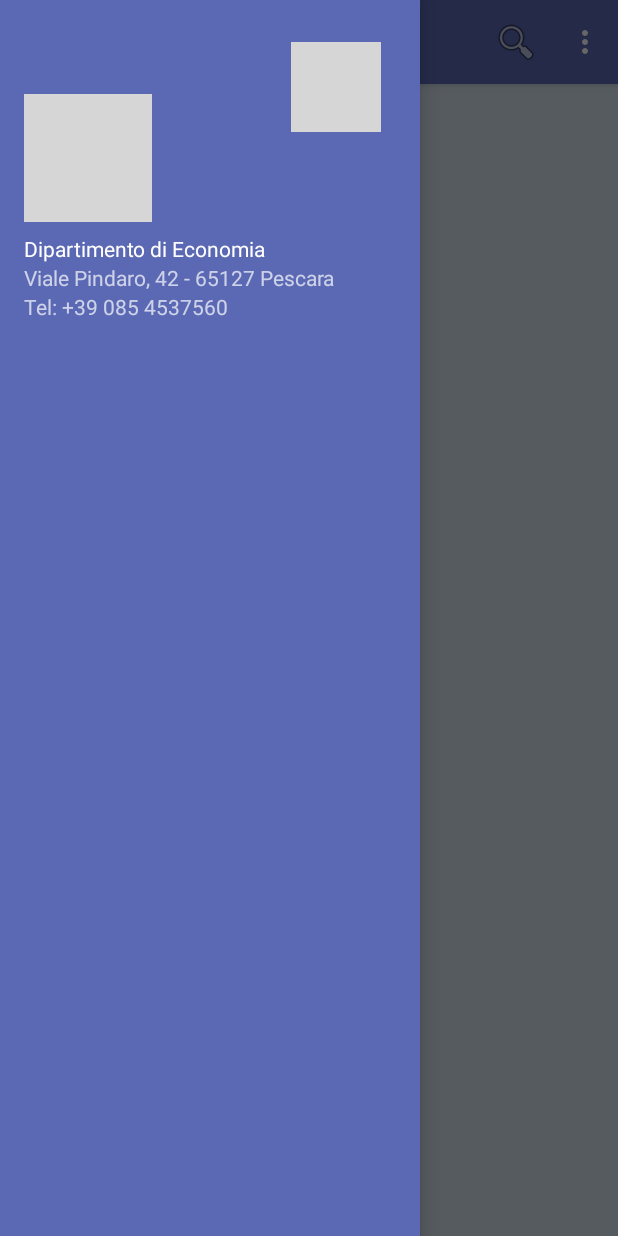
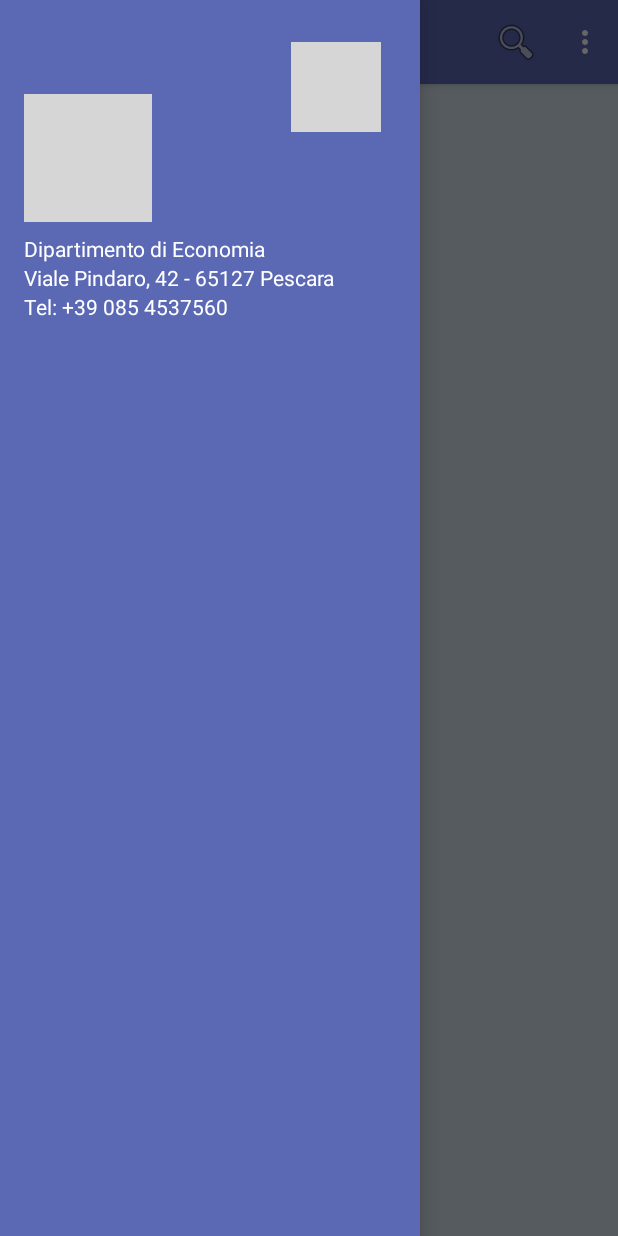
Before and after one commit to sandrossano/unichdec, an Android app: the Persona screen opened directly, with no data from a screen before it, with the side drawer open, on a phone screen of 412 x 824 dp. Run offline under Robolectric (Android 15) with nearby library versions, the phone set to English and light mode, and no system bars; our stand-ins replace Picasso, Volley; network calls fail; pictures from the network do not load; grey boxes are pictures that could not be loaded.

Commit message:
menù, refresh, persona singola, card finiti

```diff
--- a/app/src/main/java/com/example/sandro/dec_dipartimentoeconomia/Persona.java
+++ b/app/src/main/java/com/example/sandro/dec_dipartimentoeconomia/Persona.java
@@ -270,10 +270,15 @@ public class Persona extends AppCompatActivity
             searchView.setSearchableInfo(searchManager.getSearchableInfo(this.getComponentName()));
         }
 
+        searchView.setIconifiedByDefault(false);
         searchView.setIconified(false);
         searchView.setFocusable(true);
-        searchView.clearFocus();
         searchView.setQueryHint("Cerca... ");
+        int searchImgId = this.getResources().getIdentifier("android:id/search_mag_icon", null, null);
+        ImageView searchImage = (ImageView) searchView.findViewById(searchImgId);
+
+        ((ViewGroup) searchImage.getParent()).removeView(searchImage);
+
         searchView.setOnQueryTextListener(new SearchView.OnQueryTextListener() {
             @Override
             public boolean onQueryTextSubmit(String s) {
--- a/app/src/main/res/layout/app_bar_dipart.xml
+++ b/app/src/main/res/layout/app_bar_dipart.xml
@@ -24,7 +24,9 @@
                 android:layout_width="match_parent"
                 android:layout_height="?attr/actionBarSize"
                 android:background="?attr/colorPrimary"
-                app:popupTheme="@style/AppTheme.PopupOverlay" />
+                app:popupTheme="@style/AppTheme.PopupOverlay"
+
+                />
 
         </android.support.design.widget.AppBarLayout>
 
--- a/app/src/main/res/layout/content_pers.xml
+++ b/app/src/main/res/layout/content_pers.xml
@@ -1,5 +1,4 @@
 <?xml version="1.0" encoding="utf-8"?>
-
 
 <LinearLayout xmlns:android="http://schemas.android.com/apk/res/android"
     xmlns:app="http://schemas.android.com/apk/res-auto"
@@ -37,8 +36,9 @@
             android:id="@+id/listview"
             android:layout_width="match_parent"
             android:layout_height="match_parent"
-            android:layout_marginBottom="40dp"
             android:background="#d8e5f0"
+            android:divider="@null"
+            android:dividerHeight="0dp"
             tools:layout_editor_absoluteY="48dp" />
 
     </LinearLayout>
--- a/app/src/main/res/layout/nav_header_main.xml
+++ b/app/src/main/res/layout/nav_header_main.xml
@@ -48,18 +48,21 @@
         android:layout_height="wrap_content"
         android:paddingTop="@dimen/nav_header_vertical_spacing"
         android:text="Dipartimento di Economia"
-        android:textAppearance="@style/TextAppearance.AppCompat.Body1" />
+        android:textAppearance="@style/TextAppearance.AppCompat.Body1"
+        android:textColor="@android:color/background_light" />
 
     <TextView
         android:id="@+id/textView2"
         android:layout_width="wrap_content"
         android:layout_height="wrap_content"
-        android:text="Viale Pindaro, 42 - 65127 Pescara" />
+        android:text="Viale Pindaro, 42 - 65127 Pescara"
+        android:textColor="@android:color/background_light" />
 
     <TextView
         android:id="@+id/textView"
         android:layout_width="wrap_content"
         android:layout_height="wrap_content"
-        android:text="Tel: +39 085 4537560" />
+        android:text="Tel: +39 085 4537560"
+        android:textColor="@android:color/background_light" />
 
 </LinearLayout>
--- a/app/src/main/res/layout/nav_header_multi.xml
+++ b/app/src/main/res/layout/nav_header_multi.xml
@@ -26,12 +26,14 @@
         android:id="@+id/textView2"
         android:layout_width="wrap_content"
         android:layout_height="wrap_content"
-        android:text="Viale Pindaro, 42 - 65127 Pescara" />
+        android:text="Viale Pindaro, 42 - 65127 Pescara"
+        android:textColor="@android:color/background_light" />
 
     <TextView
         android:id="@+id/textView"
         android:layout_width="wrap_content"
         android:layout_height="wrap_content"
-        android:text="Tel: +39 085 4537560" />
+        android:text="Tel: +39 085 4537560"
+        android:textColor="@android:color/background_light" />
 
 </LinearLayout>
--- a/app/src/main/res/menu/main_pers.xml
+++ b/app/src/main/res/menu/main_pers.xml
@@ -20,7 +20,7 @@
     <item
         android:id="@+id/action_search"
         android:icon="@android:drawable/ic_menu_search"
-        app:showAsAction="always|collapseActionView"
+        android:title="Search"
         app:actionViewClass="android.widget.SearchView"
-        android:title="Search"/>
+        app:showAsAction="always|collapseActionView" />
 </menu>
--- a/app/src/main/res/values/styles.xml
+++ b/app/src/main/res/values/styles.xml
@@ -11,6 +11,10 @@
         <item name="actionMenuTextColor">@android:color/black</item>
         <item name="android:actionMenuTextColor">@android:color/black</item>
         <item name="android:itemTextAppearance">@style/TextAppearance</item>
+        <item name="android:textColor">@android:color/black</item>
+        <item name="searchIcon">@drawable/ic_search_black_24dp</item>
+
+
     </style>
 
     <style name="TextAppearance">
@@ -27,7 +31,13 @@
         <item name="android:textColorSecondary">@android:color/white</item>
         <item name="actionMenuTextColor">@android:color/black</item>
         <item name="android:actionMenuTextColor">@android:color/black</item>
+        <item name="android:textColor">@android:color/black</item>
+        <item name="searchIcon">@drawable/ic_search_black_24dp</item>
+
     </style>
+
+
+
 
     <style name="AppTheme.AppBarOverlay" >
         <!-- Customize your theme here. -->
```
Also changed, not shown: app/src/main/java/com/example/sandro/dec_dipartimentoeconomia/Documenti.java (+15 -4 lines), app/src/main/res/drawable/ovale.xml (+5 -3 lines), app/src/main/res/layout/content_apridoc.xml (+27 -26 lines), app/src/main/res/layout/content_doc.xml (+7 -4 lines), app/src/main/res/layout/single_row.xml (+27 -9 lines), app/src/main/res/layout/single_row_doc.xml (+75 -57 lines).
